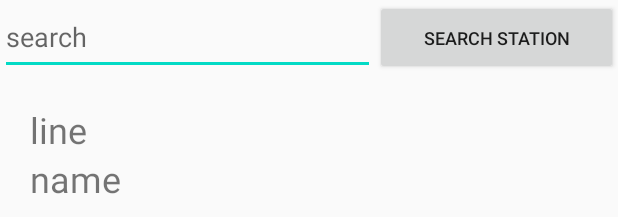
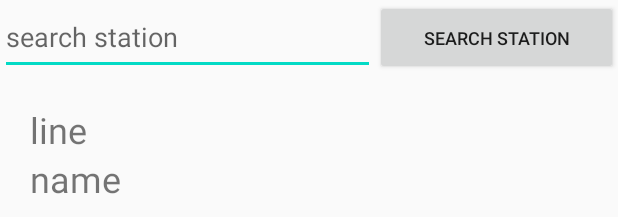
Before and after one commit to HanBI24/PublicData-Subway, an Android app: the layout activity_main.xml on its own in the app's theme, with its tools: preview values and no code run, on a phone screen of 412 x 824 dp. Shown: the top 217 px of the screen. Run offline under Robolectric (Android 15) with nearby library versions, the phone set to English and light mode, and no system bars.

Commit message:
Add remark

```diff
--- a/app/src/main/res/layout/activity_main.xml
+++ b/app/src/main/res/layout/activity_main.xml
@@ -17,7 +17,7 @@
             android:id="@+id/et"
             android:layout_width="250dp"
             android:layout_height="match_parent"
-            android:hint="search" />
+            android:hint="search station"/>
 
         <LinearLayout
             android:layout_width="match_parent"
```
Also changed, not shown: app/src/main/java/hello/world/datagostation/ListAdapter.java (+8 -7 lines), app/src/main/java/hello/world/datagostation/MainActivity.java (+21 -3 lines).
